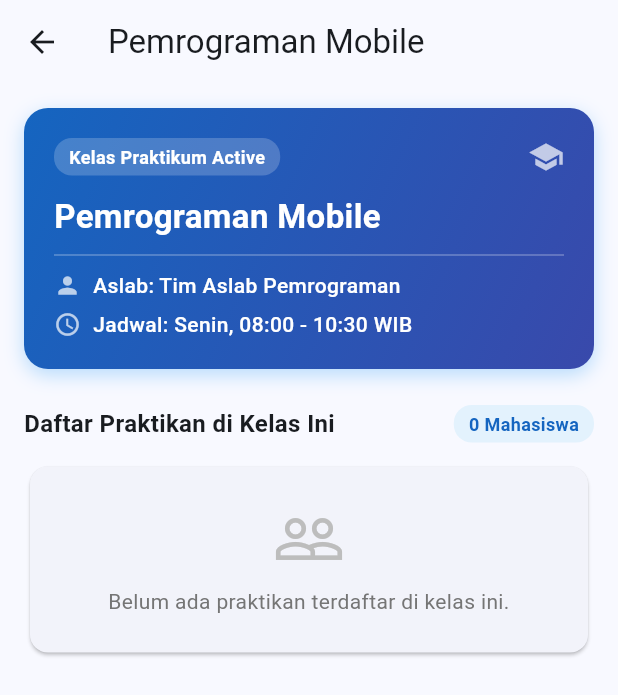
After one commit to gitaantonia/Lab-Mate, a Flutter app: the DetailKelasPraktikanScreen screen opened directly, on a phone screen of 412 x 824 dp. The commit adds this screen. Shown: the top 695 px of the screen. Run offline on Flutter 3.47's test engine with Material 3 defaults, Android fonts, the phone set to English and light mode, and no system bars; our stand-ins replace shared_preferences, sqflite, sqflite_common_ffi; accounts and stored records are empty.

Commit message:
Fitur Carousel Kelas Praktikum dan Detail Anggota Spesifik Per Kelas

```diff
--- /dev/null
+++ b/lib/screens/detail_kelas_praktikan_screen.dart
@@ -0,0 +1,211 @@
+import 'package:flutter/material.dart';
+// [AKSES DATABASE - READ ONLY] Impor DBHelper untuk membaca anggota kelas spesifik mata praktikum
+import '../database/database_helper.dart';
+
+class DetailKelasPraktikanScreen extends StatefulWidget {
+  final int mataPraktikumId;
+  final String namaMataPraktikum;
+  final String namaAslab;
+  final String jadwal;
+
+  const DetailKelasPraktikanScreen({
+    super.key,
+    required this.mataPraktikumId,
+    required this.namaMataPraktikum,
+    this.namaAslab = 'Tim Aslab Pemrograman',
+    this.jadwal = 'Senin, 08:00 - 10:30 WIB',
+  });
+
+  @override
+  State<DetailKelasPraktikanScreen> createState() => _DetailKelasPraktikanScreenState();
+}
+
+class _DetailKelasPraktikanScreenState extends State<DetailKelasPraktikanScreen> {
+  bool isLoading = true;
+  List<Map<String, dynamic>> listAnggota = [];
+
+  @override
+  void initState() {
+    super.initState();
+    _loadAnggotaKelas();
+  }
+
+  Future<void> _loadAnggotaKelas() async {
+    setState(() => isLoading = true);
+    try {
+      // [AKSES DATABASE - READ ONLY] Mengambil daftar praktikan yang terdaftar spesifik di mata praktikum ini
+      final data = await DBHelper.instance.getPraktikanByMataPraktikum(widget.mataPraktikumId);
+      if (mounted) {
+        setState(() {
+          listAnggota = data;
+        });
+      }
+    } catch (e) {
+      debugPrint('Gagal memuat anggota kelas: $e');
+    } finally {
+      if (mounted) setState(() => isLoading = false);
+    }
+  }
+
+  @override
+  Widget build(BuildContext context) {
+    return Scaffold(
+      appBar: AppBar(
+        title: Text(widget.namaMataPraktikum),
+      ),
+      body: isLoading
+          ? const Center(child: CircularProgressIndicator())
+          : SingleChildScrollView(
+              padding: const EdgeInsets.all(16.0),
+              child: Column(
+                crossAxisAlignment: CrossAxisAlignment.stretch,
+                children: [
+                  // Card Header Kelas (Nama Kelas, Aslab, Jam/Jadwal)
+                  Container(
+                    padding: const EdgeInsets.all(20),
+                    decoration: BoxDecoration(
+                      gradient: LinearGradient(
+                        colors: [Colors.blue.shade800, Colors.indigo.shade600],
+                        begin: Alignment.topLeft,
+                        end: Alignment.bottomRight,
+                      ),
+                      borderRadius: BorderRadius.circular(16),
+                      boxShadow: [
+                        BoxShadow(
+                          color: Colors.blue.withOpacity(0.3),
+                          blurRadius: 10,
+                          offset: const Offset(0, 4),
+                        ),
+                      ],
+                    ),
+                    child: Column(
+                      crossAxisAlignment: CrossAxisAlignment.start,
+                      children: [
+                        Row(
+                          mainAxisAlignment: MainAxisAlignment.spaceBetween,
+                          children: [
+                            Container(
+                              padding: const EdgeInsets.symmetric(horizontal: 10, vertical: 4),
+                              decoration: BoxDecoration(
+                                color: Colors.white.withOpacity(0.2),
+                                borderRadius: BorderRadius.circular(12),
+                              ),
+                              child: const Text(
+                                'Kelas Praktikum Active',
+                                style: TextStyle(color: Colors.white, fontSize: 12, fontWeight: FontWeight.bold),
+                              ),
+                            ),
+                            const Icon(Icons.school, color: Colors.white70),
+                          ],
+                        ),
+                        const SizedBox(height: 12),
+                        Text(
+                          widget.namaMataPraktikum,
+                          style: const TextStyle(fontSize: 22, fontWeight: FontWeight.bold, color: Colors.white),
+                        ),
+                        const Divider(color: Colors.white30, height: 20),
+                        Row(
+                          children: [
+                            const Icon(Icons.person, color: Colors.white70, size: 18),
+                            const SizedBox(width: 8),
+                            Expanded(
+                              child: Text(
+                                'Aslab: ${widget.namaAslab}',
+                                style: const TextStyle(color: Colors.white, fontSize: 14, fontWeight: FontWeight.w500),
+                              ),
+                            ),
+                          ],
+                        ),
+                        const SizedBox(height: 6),
+                        Row(
+                          children: [
+                            const Icon(Icons.access_time, color: Colors.white70, size: 18),
+                            const SizedBox(width: 8),
+                            Expanded(
+                              child: Text(
+                                'Jadwal: ${widget.jadwal}',
+                                style: const TextStyle(color: Colors.white, fontSize: 14, fontWeight: FontWeight.w500),
+                              ),
+                            ),
+                          ],
+                        ),
+                      ],
+                    ),
+                  ),
+
+                  const SizedBox(height: 24),
+
+                  // Header Anggota
+                  Row(
+                    mainAxisAlignment: MainAxisAlignment.spaceBetween,
+                    children: [
+                      const Text(
+                        'Daftar Praktikan di Kelas Ini',
+                        style: TextStyle(fontWeight: FontWeight.bold, fontSize: 16),
+                      ),
+                      Container(
+                        padding: const EdgeInsets.symmetric(horizontal: 10, vertical: 4),
+                        decoration: BoxDecoration(
+                          color: Colors.blue.shade50,
+                          borderRadius: BorderRadius.circular(12),
+                        ),
+                        child: Text(
+                          '${listAnggota.length} Mahasiswa',
+                          style: TextStyle(color: Colors.blue.shade800, fontWeight: FontWeight.bold, fontSize: 12),
+                        ),
+                      ),
+                    ],
+                  ),
+
+                  const SizedBox(height: 12),
+
+                  if (listAnggota.isEmpty)
+                    Card(
+                      child: Padding(
+                        padding: const EdgeInsets.all(24.0),
+                        child: Column(
+                          children: [
+                            Icon(Icons.people_outline, size: 48, color: Colors.grey.shade400),
+                            const SizedBox(height: 8),
+                            Text(
+                              'Belum ada praktikan terdaftar di kelas ini.',
+                              style: TextStyle(color: Colors.grey.shade600),
+                              textAlign: TextAlign.center,
+                            ),
+                          ],
+                        ),
+                      ),
+                    )
+                  else
+                    ...listAnggota.map((item) {
+                      final nama = item['nama']?.toString() ?? '-';
+                      final nim = item['nim']?.toString() ?? '-';
+                      final kelompok = item['kelompok']?.toString() ?? '-';
+                      final tgl = item['tanggal_lahir']?.toString() ?? '-';
+
+                      return Card(
+                        margin: const EdgeInsets.only(bottom: 10),
+                        shape: RoundedRectangleBorder(borderRadius: BorderRadius.circular(12)),
+                        child: ListTile(
+                          leading: CircleAvatar(
+                            backgroundColor: Colors.blue.shade100,
+                            child: Text(
+                              nama.isNotEmpty ? nama[0].toUpperCase() : '?',
+                              style: TextStyle(fontWeight: FontWeight.bold, color: Colors.blue.shade900),
+                            ),
+                          ),
+                          title: Text(
+                            nama,
+                            style: const TextStyle(fontWeight: FontWeight.bold, fontSize: 15),
+                          ),
+                          subtitle: Text('NIM: $nim  |  Kelompok: $kelompok\nTgl Lahir: $tgl'),
+                          isThreeLine: true,
+                        ),
+                      );
+                    }),
+                ],
+              ),
+            ),
+    );
+  }
+}
--- a/lib/screens/home_screen.dart
+++ b/lib/screens/home_screen.dart
@@ -268,7 +268,7 @@ class _HomeScreenState extends State<HomeScreen> {
                                       const SizedBox(height: 4),
                                       Text(
                                         'Aslab: ${meta['aslab']}',
-                                        style: const TextStyle(fontSize: 12, color: Colors.white90),
+                                        style: const TextStyle(fontSize: 12, color: Colors.white70),
                                         maxLines: 1,
                                         overflow: TextOverflow.ellipsis,
                                       ),
--- a/lib/screens/menu_utama.dart
+++ b/lib/screens/menu_utama.dart
@@ -7,6 +7,7 @@ import 'nilai/lihat_nilai_screen.dart';
 import 'nilai/rekap_nilai_screen.dart';
 import 'kalkulator_umur_screen.dart';
 import 'konversi_kalender_screen.dart';
+import 'detail_kelas_praktikan_screen.dart';
 
 class MenuUtama {
   final String judul;
@@ -90,10 +91,13 @@ List<MenuUtama> getSemuaMenu(String role) {
       builder: (_) => const KonversiKalenderScreen(),
     ),
     MenuUtama(
-      judul: 'Daftar Anggota',
-      deskripsi: 'Lihat data rekan praktikan secara read-only',
+      judul: 'Daftar Anggota Kelas',
+      deskripsi: 'Lihat info kelas, Aslab, jadwal, & rekan di kelas praktikum',
       ikon: Icons.groups,
-      builder: (_) => const PraktikanScreen(readOnly: true),
+      builder: (_) => const DetailKelasPraktikanScreen(
+        mataPraktikumId: 1,
+        namaMataPraktikum: 'Pemrograman Mobile',
+      ),
     ),
   ];
 }
```
Also changed, not shown: lib/database/database_helper.dart (+6 -14 lines), 1 other file.
